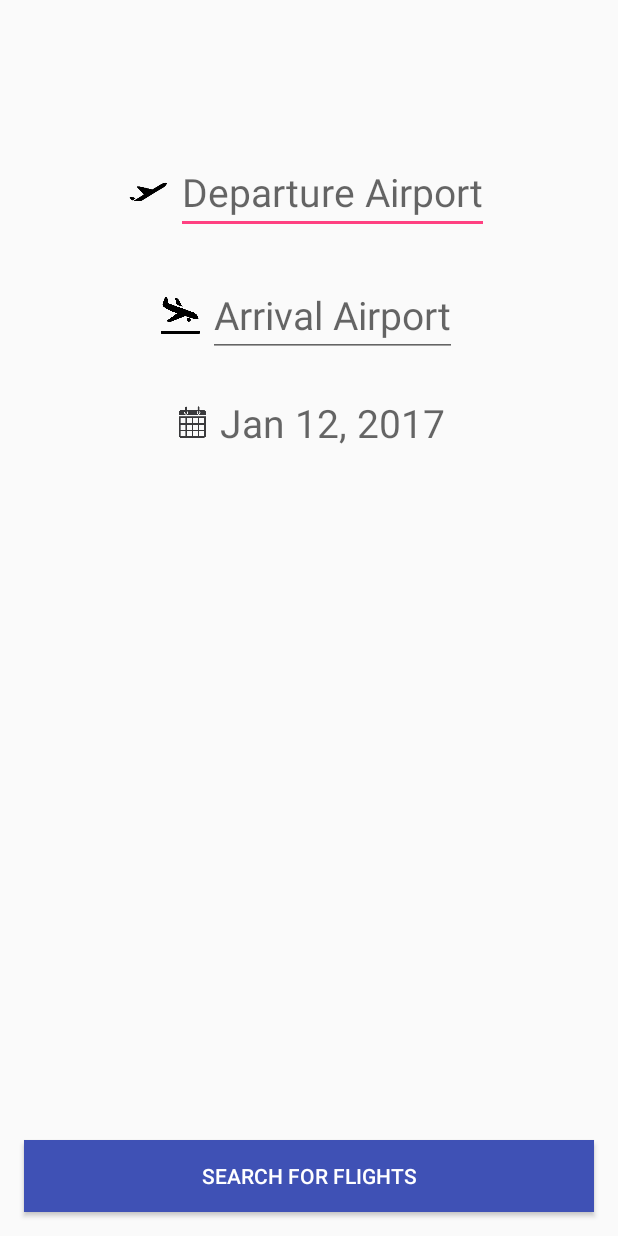
After one commit to lakshmisagar/HackArizona---IOT, an Android app: the layout activity_flight.xml on its own in the app's theme, with its tools: preview values and no code run, on a phone screen of 412 x 824 dp. The commit adds this screen. Run offline under Robolectric (Android 15) with nearby library versions, the phone set to English and light mode, and no system bars; network calls fail.

Commit message:
Flight UI Implementation

```diff
--- a/app/src/main/java/planyourtrip/com/planyourtrip/View/MyBounceInterpolator.java
+++ b/app/src/main/java/planyourtrip/com/planyourtrip/View/MyBounceInterpolator.java
@@ -14,7 +14,6 @@ public class MyBounceInterpolator implements android.view.animation.Interpolator
     }
 
     public float getInterpolation(float time) {
-        return (float) (-1 * Math.pow(Math.E, -time/ mAmplitude) *
-                Math.cos(mFrequency * time) + 1);
+        return (float) (-1 * Math.pow(Math.E, -time/ mAmplitude) * Math.cos(mFrequency * time) + 1);
     }
 }
--- /dev/null
+++ b/app/src/main/res/layout/activity_flight.xml
@@ -0,0 +1,117 @@
+<?xml version="1.0" encoding="utf-8"?>
+<RelativeLayout xmlns:android="http://schemas.android.com/apk/res/android"
+    android:orientation="vertical"
+    android:layout_width="match_parent"
+    android:layout_height="match_parent">
+
+    <RelativeLayout
+        android:id="@+id/src"
+        android:visibility="visible"
+        android:layout_width="wrap_content"
+        android:layout_height="wrap_content"
+        android:layout_marginTop="100dp"
+        android:layout_alignParentTop="true"
+        android:layout_centerHorizontal="true">
+        <ImageView
+            android:id="@+id/src_img"
+            android:visibility="visible"
+            android:layout_width="@dimen/activity_flight_margin"
+            android:layout_height="@dimen/activity_flight_margin"
+            android:layout_centerVertical="true"
+            android:background="@mipmap/departure"
+            />
+        <EditText
+            android:id="@+id/source"
+            android:visibility="visible"
+            android:layout_marginLeft="@dimen/activity_flight_left_margin"
+            android:layout_toRightOf="@id/src_img"
+            android:layout_width="wrap_content"
+            android:layout_height="wrap_content"
+            android:hint="@string/src_hint"
+            android:inputType="text"
+            android:layout_centerInParent="true"
+            android:textSize="@dimen/activity_flight_margin"
+            android:imeOptions="actionNext"
+            android:maxLines="1"
+            />
+    </RelativeLayout>
+
+    <RelativeLayout
+        android:id="@+id/dst"
+        android:visibility="visible"
+        android:layout_width="wrap_content"
+        android:layout_height="wrap_content"
+        android:layout_marginTop="@dimen/activity_flight_margin"
+        android:layout_below="@id/src"
+        android:layout_centerHorizontal="true">
+        <ImageView
+            android:id="@+id/dst_img"
+            android:layout_width="@dimen/activity_flight_margin"
+            android:layout_height="@dimen/activity_flight_margin"
+            android:layout_centerVertical="true"
+            android:visibility="visible"
+            android:background="@mipmap/arrival"
+            />
+        <EditText
+            android:id="@+id/destination"
+            android:visibility="visible"
+            android:layout_marginLeft="@dimen/activity_flight_left_margin"
+            android:layout_toRightOf="@id/dst_img"
+            android:layout_width="wrap_content"
+            android:layout_height="wrap_content"
+            android:hint="@string/dst_hint"
+            android:inputType="text"
+            android:layout_centerInParent="true"
+            android:textSize="@dimen/activity_flight_margin"
+            android:imeOptions="actionNext"
+            android:maxLines="1"
+            />
+    </RelativeLayout>
+
+    <RelativeLayout
+        android:id="@+id/date"
+        android:visibility="visible"
+        android:layout_width="wrap_content"
+        android:layout_height="wrap_content"
+        android:layout_marginTop="@dimen/activity_flight_margin"
+        android:layout_below="@id/dst"
+        android:layout_centerHorizontal="true">
+        <ImageView
+            android:id="@+id/date_img"
+            android:layout_width="@dimen/activity_flight_margin"
+            android:layout_height="@dimen/activity_flight_margin"
+            android:layout_centerVertical="true"
+            android:background="@mipmap/date"
+            />
+        <TextView
+            android:id="@+id/selcted_date"
+            android:visibility="visible"
+            android:layout_marginLeft="@dimen/activity_flight_left_margin"
+            android:layout_toRightOf="@id/date_img"
+            android:layout_width="wrap_content"
+            android:layout_height="wrap_content"
+            android:hint="@string/date_hint"
+            android:inputType="text"
+            android:onClick="showDatePickerDialog"
+            android:layout_centerInParent="true"
+            android:textSize="@dimen/activity_flight_margin"
+            android:imeOptions="actionNext"
+            android:maxLines="1"
+            />
+    </RelativeLayout>
+
+    <Button
+        android:id="@+id/search"
+        android:visibility="visible"
+        android:layout_width="match_parent"
+        android:layout_height="wrap_content"
+        android:text="@string/search_flight"
+        android:background="@color/colorPrimary"
+        android:textColor="@color/cardview_light_background"
+        android:layout_alignParentBottom="true"
+        android:layout_marginBottom="@dimen/activity_horizontal_margin"
+        android:layout_marginLeft="@dimen/activity_horizontal_margin"
+        android:layout_marginRight="@dimen/activity_horizontal_margin"
+        android:textAlignment="center"/>
+
+</RelativeLayout>
--- a/app/src/main/res/values/dimens.xml
+++ b/app/src/main/res/values/dimens.xml
@@ -2,4 +2,6 @@
     <!-- Default screen margins, per the Android Design guidelines. -->
     <dimen name="activity_horizontal_margin">16dp</dimen>
     <dimen name="activity_vertical_margin">16dp</dimen>
+    <dimen name="activity_flight_margin">26dp</dimen>
+    <dimen name="activity_flight_left_margin">5dp</dimen>
 </resources>
--- a/app/src/main/res/values/strings.xml
+++ b/app/src/main/res/values/strings.xml
@@ -1,8 +1,7 @@
 <resources>
     <string name="app_name">PlanYourTrip</string>
-    <string name="google_maps_key">AIzaSyBbTN4CKjj7kTxg8z3bZGqplpYBddHcIlA</string>
-
-    <string name="hotel_location">City</string>
-    <string name="hotel_check_in">Check in</string>
-    <string name="hotel_check_out">Check out</string>
+    <string name="src_hint">Departure Airport</string>
+    <string name="dst_hint">Arrival Airport</string>
+    <string name="date_hint">Jan 12, 2017</string>
+    <string name="search_flight">Search for Flights</string>
 </resources>
```
Also changed, not shown: app/src/main/java/planyourtrip/com/planyourtrip/View/DatePickerFragment.java (added, +38 -0 lines), app/src/main/java/planyourtrip/com/planyourtrip/View/FlightActivity.java (added, +77 -0 lines), app/src/main/java/planyourtrip/com/planyourtrip/View/HomeActivity.java (+36 -7 lines), app/src/main/res/anim/anim_slide_down.xml (added, +7 -0 lines), app/src/main/res/anim/anim_slide_left.xml (added, +8 -0 lines), app/src/main/res/anim/anim_slide_right.xml (added, +8 -0 lines), app/src/main/res/anim/anim_slide_up.xml (added, +7 -0 lines), app/src/main/res/mipmap-xxhdpi/arrival.png (added), app/src/main/res/mipmap-xxhdpi/date.png (added), app/src/main/res/mipmap-xxhdpi/departure.png (added).
